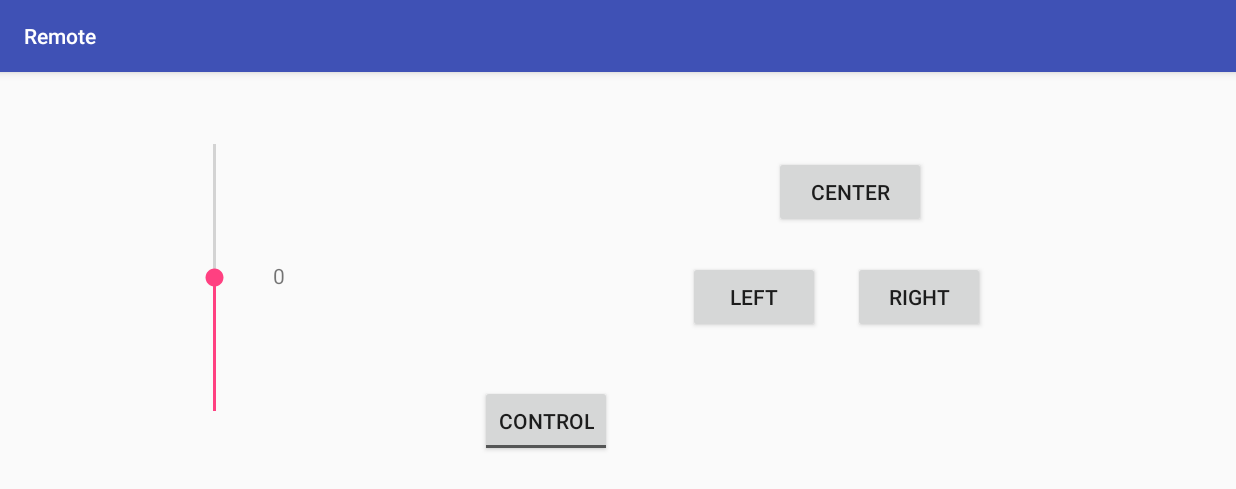
After one commit to LeulBM/RCRemote, an Android app: the ControllerActivity screen opened directly, with no data from a screen before it, on a phone screen of 824 x 412 dp (held sideways). The commit adds this screen. Shown: the top 489 px of the screen. Run offline under Robolectric (Android 15) with nearby library versions, the phone set to English and light mode, and no system bars.

Commit message:
ControllerActivity now is fully fleshed out and can send information over bluetooth

```diff
--- /dev/null
+++ b/app/src/main/java/example/com/rcremote/ControllerActivity.java
@@ -0,0 +1,109 @@
+package example.com.rcremote;
+
+import android.bluetooth.BluetoothAdapter;
+import android.bluetooth.BluetoothSocket;
+import android.content.Intent;
+import android.support.v4.content.LocalBroadcastManager;
+import android.support.v7.app.AppCompatActivity;
+import android.os.Bundle;
+import android.view.View;
+import android.widget.Button;
+import android.widget.CompoundButton;
+import android.widget.SeekBar;
+import android.widget.TextView;
+import android.widget.ToggleButton;
+
+import org.w3c.dom.Text;
+
+public class ControllerActivity extends AppCompatActivity {
+    double [] command = {0,0};
+    TextView echo;
+    Intent sendIntent;
+    double loc;
+    VerticalSeekBar power;
+
+    @Override
+    protected void onCreate(Bundle savedInstanceState) {
+        super.onCreate(savedInstanceState);
+        setContentView(R.layout.activity_controller);
+
+        sendIntent = new Intent();
+        sendIntent.setAction("Send");
+        sendIntent.putExtra("ToSend", command);
+
+        Button lTurn = (Button) findViewById(R.id.button);
+        assert lTurn != null;
+        lTurn.setOnClickListener(new View.OnClickListener() {
+            @Override
+            public void onClick(View v) {
+                command[1] = 1;
+                LocalBroadcastManager.getInstance(ControllerActivity.this).sendBroadcast(sendIntent);
+            }
+        });
+
+        Button rTurn = (Button) findViewById(R.id.button2);
+        assert rTurn != null;
+        rTurn.setOnClickListener(new View.OnClickListener() {
+            @Override
+            public void onClick(View v) {
+                command[1] = 2;
+                LocalBroadcastManager.getInstance(ControllerActivity.this).sendBroadcast(sendIntent);
+            }
+
+        });
+
+        Button nTurn = (Button) findViewById(R.id.button3);
+        assert nTurn != null;
+        nTurn.setOnClickListener(new View.OnClickListener() {
+            @Override
+            public void onClick(View v){
+                command[1] = 0;
+                LocalBroadcastManager.getInstance(ControllerActivity.this).sendBroadcast(sendIntent);
+            }
+        });
+
+        echo = (TextView) findViewById(R.id.tv_value);
+        power = (VerticalSeekBar) findViewById(R.id.seekbar);
+        assert power != null;
+        power.setOnSeekBarChangeListener(new SeekBar.OnSeekBarChangeListener() {
+            @Override
+            public void onProgressChanged(SeekBar seekBar, int progress, boolean fromUser) {
+
+                echo.setText(String.valueOf(((double)power.getProgress()-10)/10));
+                loc = progress;
+                double thrust = ((loc-10.0)/10.0);
+                command[0] = (thrust);
+                LocalBroadcastManager.getInstance(ControllerActivity.this).sendBroadcast(sendIntent);
+
+            }
+
+            @Override
+            public void onStartTrackingTouch(SeekBar seekBar) {
+
+            }
+
+            @Override
+            public void onStopTrackingTouch(SeekBar seekBar) {
+
+            }
+        });
+
+        ToggleButton eStop = (ToggleButton) findViewById(R.id.toggleButton);
+        assert eStop != null;
+        eStop.setOnCheckedChangeListener(new CompoundButton.OnCheckedChangeListener() {
+            @Override
+            public void onCheckedChanged(CompoundButton buttonView, boolean isChecked) {
+                if(isChecked) {
+                    command[0] = command[1] = 0;
+                    power.setProgress(10);
+                    echo.setText("0");
+                    LocalBroadcastManager.getInstance(ControllerActivity.this).sendBroadcast(sendIntent);
+                }
+            }
+        });
+
+
+    }
+
+
+}
--- /dev/null
+++ b/app/src/main/java/example/com/rcremote/VerticalSeekBar.java
@@ -0,0 +1,59 @@
+package example.com.rcremote;
+
+import android.content.Context;
+import android.graphics.Canvas;
+import android.util.AttributeSet;
+import android.view.MotionEvent;
+import android.widget.SeekBar;
+
+public class VerticalSeekBar extends SeekBar {
+
+    public VerticalSeekBar(Context context) {
+        super(context);
+    }
+
+    public VerticalSeekBar(Context context, AttributeSet attrs, int defStyle) {
+        super(context, attrs, defStyle);
+    }
+
+    public VerticalSeekBar(Context context, AttributeSet attrs) {
+        super(context, attrs);
+    }
+
+    public void onSizeChanged(int w, int h, int oldw, int oldh) {
+        super.onSizeChanged(h, w, oldh, oldw);
+    }
+
+    @Override
+    protected synchronized void onMeasure(int widthMeasureSpec, int heightMeasureSpec) {
+        super.onMeasure(heightMeasureSpec, widthMeasureSpec);
+        setMeasuredDimension(getMeasuredHeight(), getMeasuredWidth());
+    }
+
+       protected void onDraw(Canvas c) {
+        c.rotate(90);
+        c.translate(0, - getWidth());
+
+        super.onDraw(c);
+    }
+
+    @Override
+    public boolean onTouchEvent(MotionEvent event) {
+        if (!isEnabled()) {
+            return false;
+        }
+
+        switch (event.getAction()) {
+            case MotionEvent.ACTION_DOWN:
+            case MotionEvent.ACTION_MOVE:
+            case MotionEvent.ACTION_UP:
+                setProgress((int) (getMax() * event.getY() / getHeight()) - 0);
+                onSizeChanged(getWidth(), getHeight(), 0, 0);
+                break;
+
+            case MotionEvent.ACTION_CANCEL:
+                break;
+        }
+        return true;
+    }
+}
--- /dev/null
+++ b/app/src/main/res/layout/activity_controller.xml
@@ -0,0 +1,17 @@
+<?xml version="1.0" encoding="utf-8"?>
+<RelativeLayout
+    xmlns:android="http://schemas.android.com/apk/res/android"
+    xmlns:tools="http://schemas.android.com/tools"
+    android:layout_width="wrap_content"
+    android:layout_height="wrap_content"
+    android:paddingBottom="@dimen/activity_vertical_margin"
+    android:paddingLeft="@dimen/activity_horizontal_margin"
+    android:paddingRight="@dimen/activity_horizontal_margin"
+    android:paddingTop="@dimen/activity_vertical_margin"
+    tools:context="example.com.rcremote.ControllerActivity">
+
+    <include layout="@layout/content_controller" />
+
+
+
+</RelativeLayout>
--- /dev/null
+++ b/app/src/main/res/layout/content_controller.xml
@@ -0,0 +1,78 @@
+<?xml version="1.0" encoding="utf-8"?>
+<AbsoluteLayout
+    xmlns:android="http://schemas.android.com/apk/res/android"
+    android:layout_width="match_parent"
+    android:layout_height="match_parent">
+
+    <Button
+        android:layout_width="wrap_content"
+        android:layout_height="wrap_content"
+        android:text="Right"
+        android:id="@+id/button"
+        android:layout_alignParentTop="true"
+        android:layout_alignParentRight="true"
+        android:layout_alignParentEnd="true"
+        android:layout_marginTop="73dp"
+        android:layout_x="505dp"
+        android:layout_y="110dp" />
+
+    <Button
+        android:layout_width="wrap_content"
+        android:layout_height="wrap_content"
+        android:text="Left"
+        android:id="@+id/button2"
+        android:layout_marginRight="55dp"
+        android:layout_marginEnd="55dp"
+        android:layout_alignTop="@+id/button"
+        android:layout_toLeftOf="@+id/button"
+        android:layout_toStartOf="@+id/button"
+        android:layout_x="395dp"
+        android:layout_y="110dp" />
+
+    <example.com.rcremote.VerticalSeekBar
+        android:id="@+id/seekbar"
+        android:layout_height="210dp"
+        android:layout_width="wrap_content"
+        android:layout_marginLeft="73dp"
+        android:layout_marginStart="73dp"
+        android:layout_alignParentLeft="true"
+        android:layout_alignParentStart="true"
+        android:layout_x="70dp"
+        android:layout_y="16dp"
+        android:max="20"
+        android:progress="10"
+
+        android:rotation="180" />
+
+    <TextView
+        android:id="@+id/tv_value"
+        android:layout_height="31dp"
+        android:layout_width="72dp"
+        android:layout_centerVertical="true"
+        android:layout_toRightOf="@+id/seekbar"
+        android:layout_toEndOf="@+id/seekbar"
+        android:layout_marginLeft="73dp"
+        android:layout_marginStart="73dp"
+        android:layout_x="118dp"
+        android:layout_y="110dp"
+        android:text="0" />
+
+    <ToggleButton
+        android:layout_width="wrap_content"
+        android:layout_height="wrap_content"
+        android:textOn="Stopped"
+        android:textOff="Control"
+        android:id="@+id/toggleButton"
+        android:layout_x="256dp"
+        android:layout_y="193dp" />
+
+    <Button
+        style="?android:attr/buttonStyleSmall"
+        android:layout_width="101dp"
+        android:layout_height="wrap_content"
+        android:text="Center"
+        android:id="@+id/button3"
+        android:layout_x="452dp"
+        android:layout_y="40dp" />
+
+</AbsoluteLayout>
```
Also changed, not shown: app/src/main/AndroidManifest.xml (+13 -5 lines), app/src/main/java/example/com/rcremote/BluetoothService.java (+4 -16 lines), app/src/main/java/example/com/rcremote/ConnectActivity.java (+3 -4 lines), app/src/main/java/example/com/rcremote/HomeActivity.java (+17 -0 lines).
